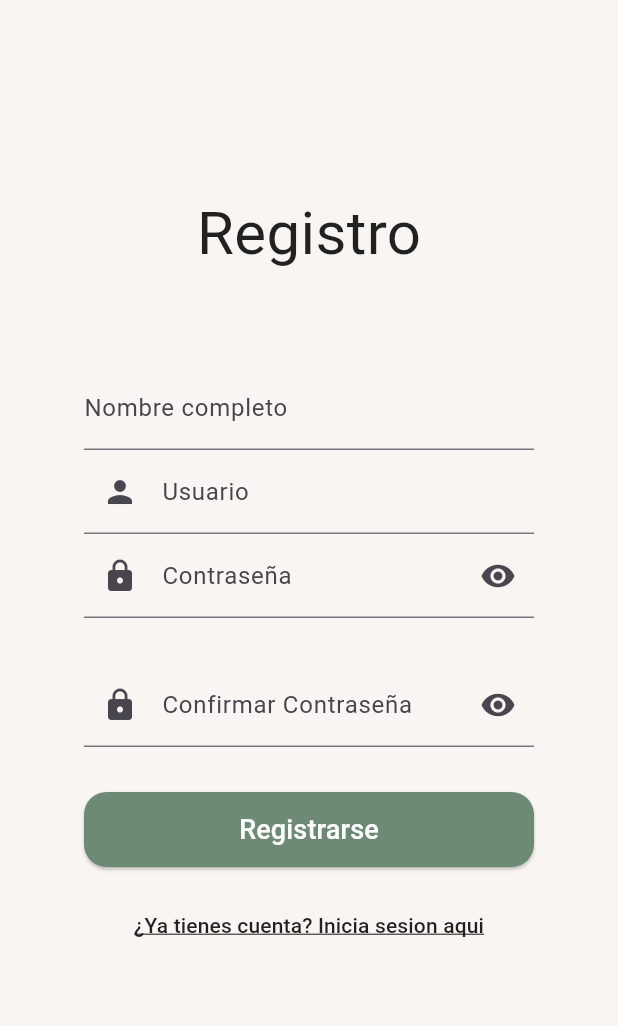
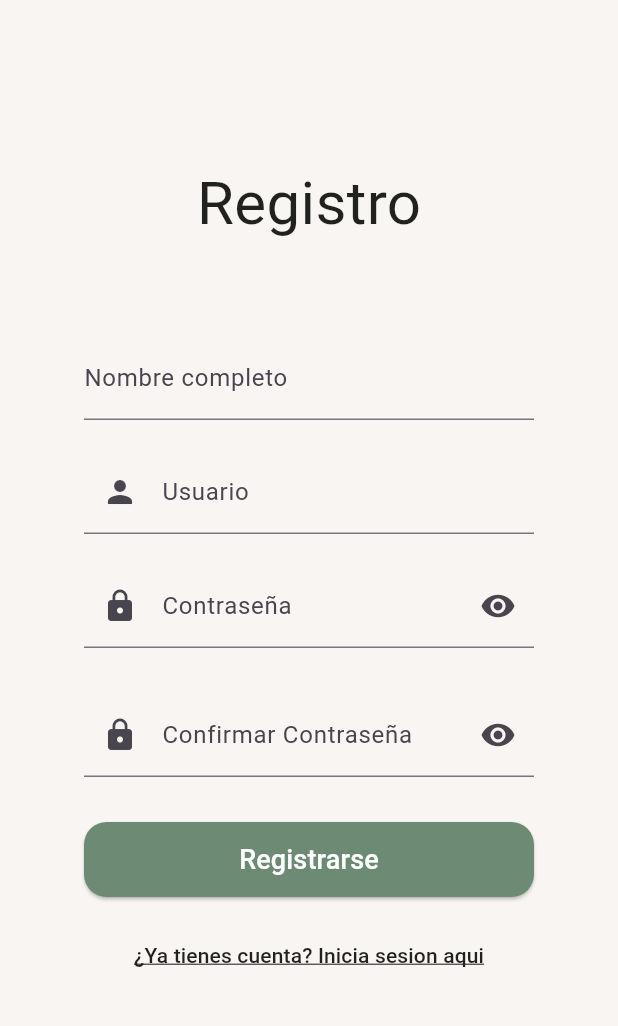
Before and after one commit to alejandro-herrera-ballestas/RutinaApp, a Flutter app: the registerScreen screen opened directly, on a phone screen of 412 x 824 dp, the part 84-1110 px from its top. Run offline on Flutter 3.47's test engine with Material 3 defaults, Android fonts, the phone set to English and light mode, and no system bars.

Commit message:
Update register_screen.dart

```diff
--- a/lib/screens/register_screen.dart
+++ b/lib/screens/register_screen.dart
@@ -63,6 +63,10 @@ class _registerScreenState extends State<registerScreen>  {
               ),
             ),
 
+            SizedBox(
+              height: 20,
+            ),
+
             SizedBox(     // registrar usuario
               width: 300,
               child: TextFormField(
@@ -73,6 +77,10 @@ class _registerScreenState extends State<registerScreen>  {
                   prefixIcon: Icon(Icons.person),
                 ),
               ),
+            ),
+
+            SizedBox(
+              height: 20,
             ),
 
             SizedBox(   // registrar contraseña
```
